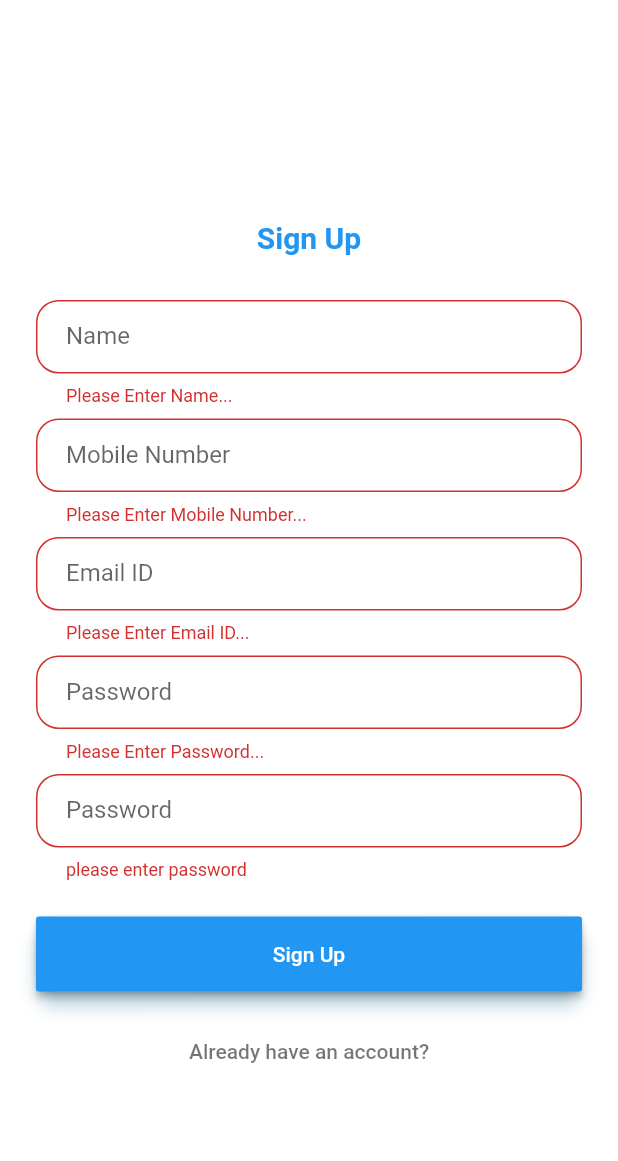
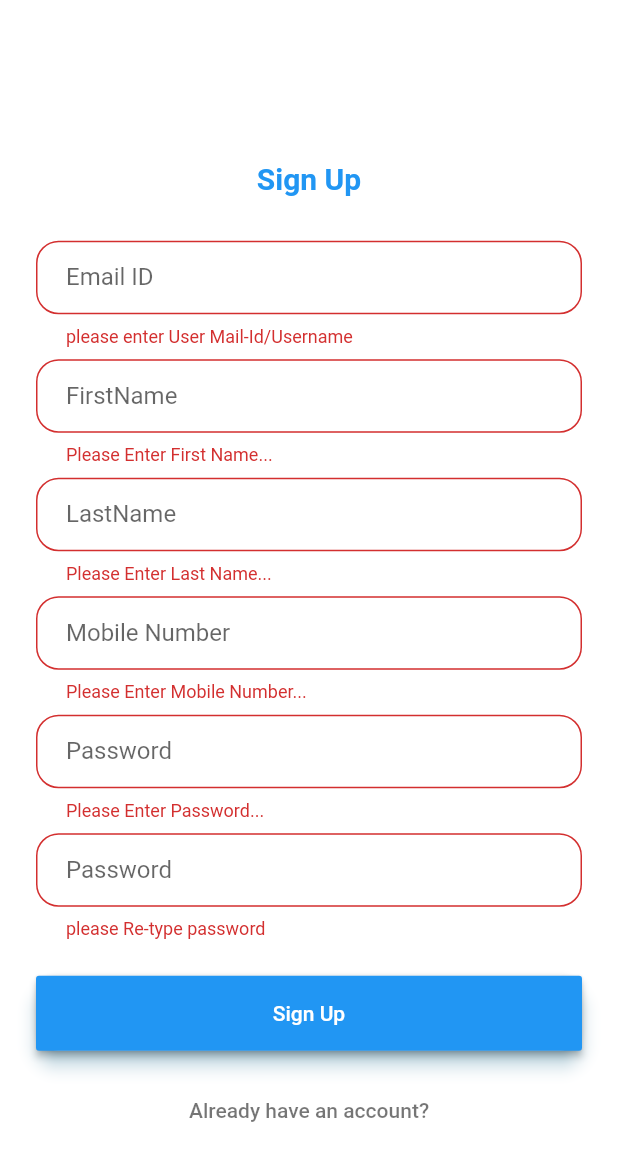
Before and after one commit to rakshangk/MobileApp, a Flutter app: the SignUp screen opened by its route, after a tap on "Sign Up", on a phone screen of 412 x 824 dp. Shown: the top 1161 px of the screen. Run offline on Flutter 3.47's test engine with Material 2 defaults, Android fonts, the phone set to English and light mode, and no system bars; accounts and stored records are empty.

Commit message:
Added form validation. Moifidied the sign-up UI.
--Arshad

```diff
--- a/login_flutter/lib/models/tenant_list.dart
+++ b/login_flutter/lib/models/tenant_list.dart
@@ -1,7 +1,7 @@
 class TenantList {
   String m_strUsername;
   String m_strPassword;
-  List<String> arr_tenantList;
+  List arr_tenantList;
 
   TenantList(this.m_strUsername, this.m_strPassword, this.arr_tenantList);
   String get username => m_strUsername;
--- a/login_flutter/lib/screens/main_screen.dart
+++ b/login_flutter/lib/screens/main_screen.dart
@@ -16,7 +16,6 @@ RestDatasource oRestDatasource = new RestDatasource();
   @override
   Widget build(BuildContext context) {
     final labelWelcomeText = Text(
-
       'Welcome : '+widget.strUsername.toString(),
       textAlign: TextAlign.center,
       style: TextStyle(
@@ -36,7 +35,6 @@ RestDatasource oRestDatasource = new RestDatasource();
         fontWeight: FontWeight.bold,
       ),
     );
-
 
     final btnFetchList = Padding(
       padding: EdgeInsets.symmetric(vertical: 16.0),
@@ -66,6 +64,7 @@ RestDatasource oRestDatasource = new RestDatasource();
         btnFetchList,
         SizedBox(height: 60.0),
         labelTenantList,
+        //TenantDropdownlist,
       ],
     )));
   }
--- a/login_flutter/lib/screens/sign_up_screen.dart
+++ b/login_flutter/lib/screens/sign_up_screen.dart
@@ -7,9 +7,8 @@ class SignUp extends StatefulWidget {
 }
 
 class SignUpState extends State<SignUp> {
+  final GlobalKey<FormState> frmKey = GlobalKey<FormState>();
   FormValadation oFormValadation = new FormValadation();
-
-  final GlobalKey<FormState> frmKey = GlobalKey<FormState>();
   var varName = new TextEditingController();
   var varMobile = new TextEditingController();
   var varEmail = new TextEditingController();
@@ -29,20 +28,36 @@ class SignUpState extends State<SignUp> {
       ),
     );
 
-    final txtName = TextFormField(
+    final txtFirsttName = TextFormField(
       keyboardType: TextInputType.text,
       controller: varName,
       autofocus: false,
       decoration: InputDecoration(
-        hintText: 'Name',
-        labelText: 'Name',
+        hintText: 'FirstName',
+        labelText: 'FirstName',
         contentPadding: EdgeInsets.fromLTRB(20.0, 15.0, 20.0, 15.0),
         border: OutlineInputBorder(borderRadius: BorderRadius.circular(15.0)),
       ),
       validator: (value) {
-        if (value.isEmpty) return "Please Enter Name...";
+        if (value.isEmpty) return "Please Enter First Name...";
       },
     );
+
+    final txtLastName = TextFormField(
+      keyboardType: TextInputType.text,
+      controller: varName,
+      autofocus: false,
+      decoration: InputDecoration(
+        hintText: 'LastName',
+        labelText: 'LastName',
+        contentPadding: EdgeInsets.fromLTRB(20.0, 15.0, 20.0, 15.0),
+        border: OutlineInputBorder(borderRadius: BorderRadius.circular(15.0)),
+      ),
+      validator: (value) {
+        if (value.isEmpty) return "Please Enter Last Name...";
+      },
+    );
+
     final txtMobile = TextFormField(
       keyboardType: TextInputType.number,
       controller: varMobile,
@@ -69,7 +84,12 @@ class SignUpState extends State<SignUp> {
         border: OutlineInputBorder(borderRadius: BorderRadius.circular(15.0)),
       ),
       validator: (value) {
-        if (value.isEmpty) return "Please Enter Email ID...";
+        String strValidationMessage;
+        if (value.isNotEmpty)
+          strValidationMessage = oFormValadation.emailNotMatched(value);
+        else
+          strValidationMessage = "please enter User Mail-Id/Username ";
+        return strValidationMessage;
       },
     );
     final txtPassword = TextFormField(
@@ -105,7 +125,7 @@ class SignUpState extends State<SignUp> {
           strValidationMessage =
               oFormValadation.passwordNotMatched(varPasssword, value);
         else
-          strValidationMessage = "please enter password ";
+          strValidationMessage = "please Re-type password ";
         return strValidationMessage;
       },
     );
@@ -150,11 +170,13 @@ class SignUpState extends State<SignUp> {
               SizedBox(height: 48.0),
               labelSignUp,
               SizedBox(height: 30.0),
-              txtName,
+              txtEmail,
+              SizedBox(height: 8.0),
+              txtFirsttName,
+              SizedBox(height: 8.0),
+              txtLastName,
               SizedBox(height: 8.0),
               txtMobile,
-              SizedBox(height: 8.0),
-              txtEmail,
               SizedBox(height: 8.0),
               txtPassword,
               SizedBox(height: 8.0),
```
Also changed, not shown: login_flutter/lib/screens/login_screen.dart (+9 -1 lines), login_flutter/lib/utils/form_validation.dart (+15 -5 lines).
